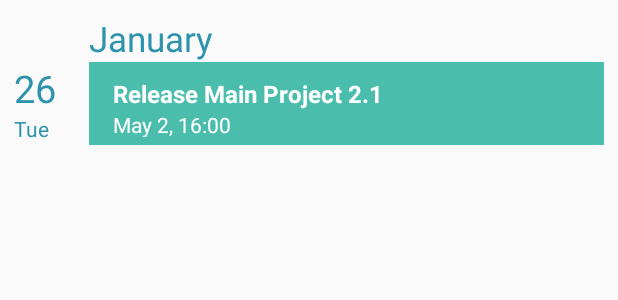
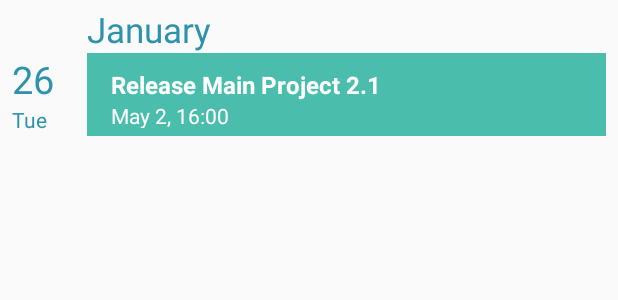
Before and after one commit to simbelmine/Capstone-Project, an Android app: the layout task_list_item.xml on its own in the app's theme, with its tools: preview values and no code run, on a phone screen of 412 x 824 dp. Shown: the top 300 px of the screen. Run offline under Robolectric (Android 15) with nearby library versions, the phone set to English and light mode, and no system bars.

Commit message:
fix: card views on old versions look ugly

```diff
--- a/app/src/main/java/com/app/eisenflow/helpers/TasksViewHolder.java
+++ b/app/src/main/java/com/app/eisenflow/helpers/TasksViewHolder.java
@@ -6,6 +6,7 @@ import android.support.v7.widget.CardView;
 import android.support.v7.widget.RecyclerView;
 import android.util.Log;
 import android.view.View;
+import android.widget.FrameLayout;
 import android.widget.ImageView;
 import android.widget.RelativeLayout;
 import android.widget.TextView;
@@ -49,7 +50,7 @@ import static com.app.eisenflow.utils.TaskUtils.setTaskBackgroundByPriority;
  */
 
 public class TasksViewHolder extends RecyclerView.ViewHolder {
-    @BindView(R.id.card_view) CardView mCardView;
+    @BindView(R.id.card_view) FrameLayout mCardView;
     @BindView(R.id.task_card_mainview) RelativeLayout mTaskHolder;
     @BindView(R.id.task_title) TextView mTaskTitle;
     @BindView(R.id.task_time_txt) TextView mTaskTime;
--- a/app/src/main/res/layout/task_list_item.xml
+++ b/app/src/main/res/layout/task_list_item.xml
@@ -1,5 +1,6 @@
 <?xml version="1.0" encoding="utf-8"?>
-<android.support.v7.widget.CardView xmlns:android="http://schemas.android.com/apk/res/android"
+<FrameLayout
+    xmlns:android="http://schemas.android.com/apk/res/android"
     xmlns:app="http://schemas.android.com/apk/res-auto"
     xmlns:card_view="http://schemas.android.com/apk/res-auto"
     xmlns:tools="http://schemas.android.com/tools"
@@ -8,14 +9,9 @@
     android:layout_height="wrap_content"
     android:layout_marginLeft="@dimen/activity_half_spacing"
     android:layout_marginRight="@dimen/activity_half_spacing"
+    android:layout_marginBottom="@dimen/card_bottom_margin"
     android:clickable="true"
-    android:focusable="true"
-    card_view:cardBackgroundColor="@color/transparent"
-    card_view:cardCornerRadius="0dp"
-    card_view:cardElevation="0dp"
-    card_view:cardMaxElevation="1dp"
-    card_view:cardPreventCornerOverlap="true"
-    card_view:cardUseCompatPadding="true">
+    android:focusable="true">
 
     <android.support.constraint.ConstraintLayout
         android:id="@+id/task_title_holder"
@@ -27,7 +23,8 @@
             android:layout_width="0dp"
             android:layout_height="wrap_content"
             android:layout_marginStart="50dp"
-            android:paddingTop="@dimen/activity_half_spacing"
+            android:layout_marginLeft="50dp"
+            android:paddingTop="@dimen/card_top_month_margin"
             android:textColor="@color/date"
             android:textSize="23sp"
             android:visibility="visible"
@@ -185,4 +182,4 @@
 
     </android.support.constraint.ConstraintLayout>
 
-</android.support.v7.widget.CardView>
+</FrameLayout>
--- a/app/src/main/res/values/dimens.xml
+++ b/app/src/main/res/values/dimens.xml
@@ -41,6 +41,8 @@
     <dimen name="card_priority_img_margin">5dp</dimen>
     <dimen name="card_under_icon_size">25dp</dimen>
     <dimen name="card_under_icon_margin">25dp</dimen>
+    <dimen name="card_top_month_margin">4dp</dimen>
+    <dimen name="card_bottom_margin">4dp</dimen>
 
     <!-- Timer Activity -->
     <dimen name="task_name_buttons_margin">30dp</dimen>
```
